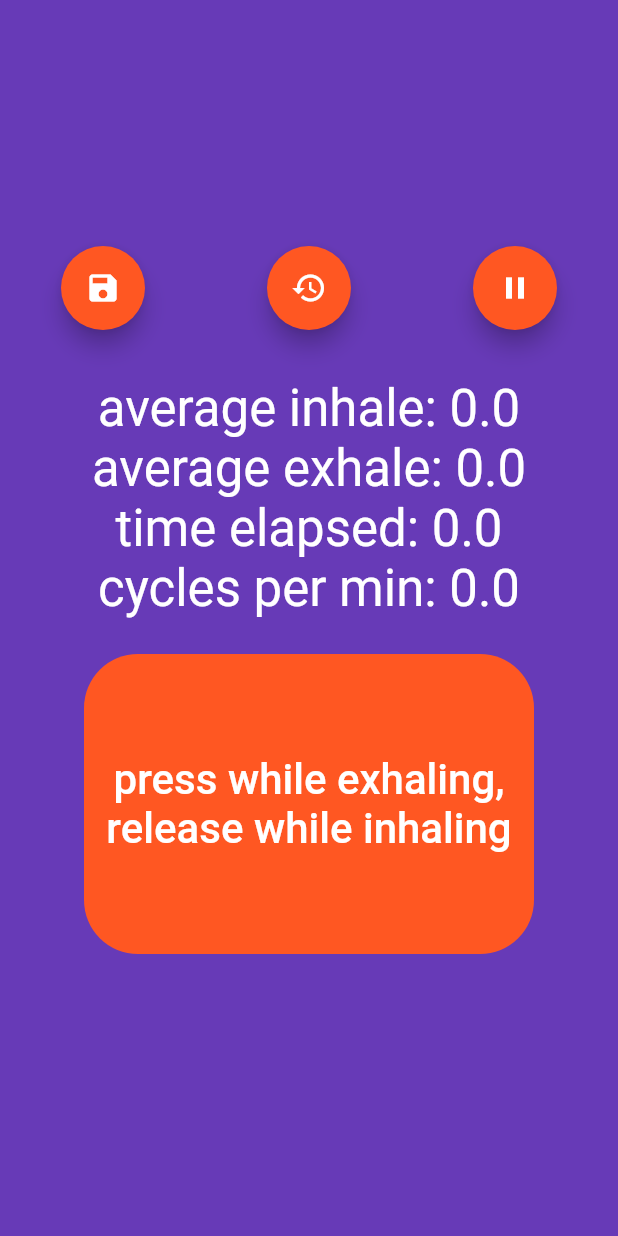
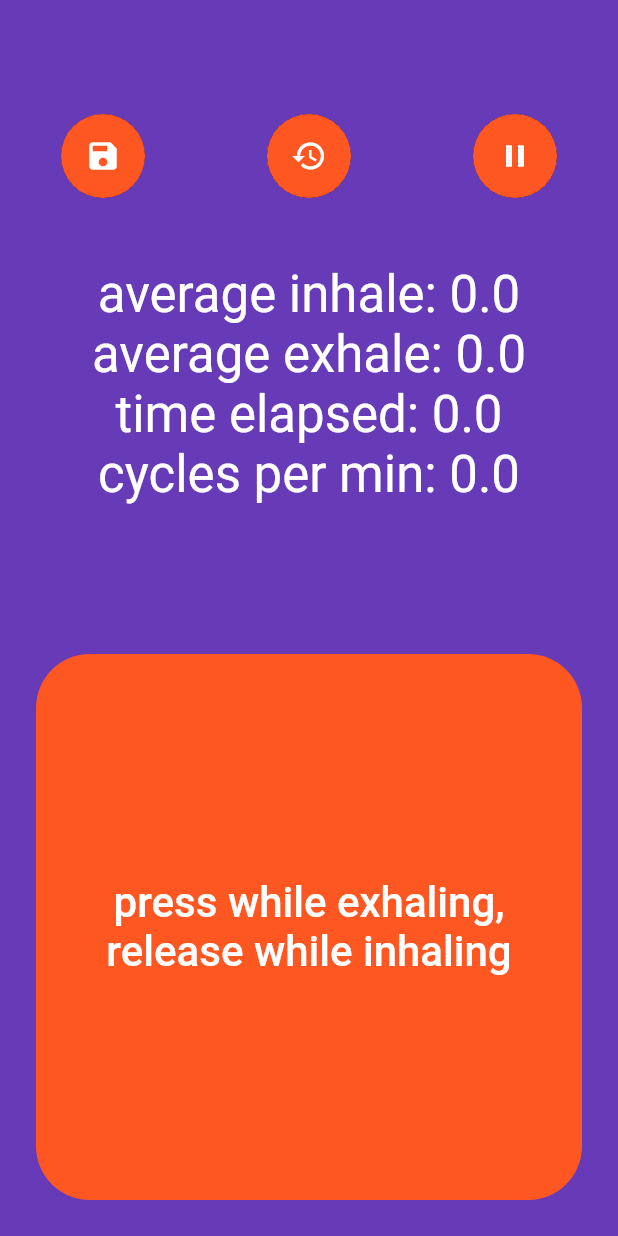
Before and after one commit to byronhallett/breather, a Flutter app: the screen it shows after launch, after a tap on the "save" icon, on a phone screen of 412 x 824 dp. Run offline on Flutter 3.47's test engine with Material 2 defaults, Android fonts, the phone set to English and light mode, and no system bars.

```diff
--- a/lib/main.dart
+++ b/lib/main.dart
@@ -1,7 +1,15 @@
 import 'package:flutter/material.dart';
+import 'package:flutter/services.dart';
 import 'dart:async';
+import 'vibration.dart';
 
-void main() => runApp(new MyApp());
+void main() {
+  SystemChrome
+      .setPreferredOrientations([DeviceOrientation.portraitUp]).then((_) {
+    SystemChrome.setEnabledSystemUIOverlays([]);
+    runApp(new MyApp());
+  });
+}
 
 class MyApp extends StatelessWidget {
   // This widget is the root of your application.
@@ -43,7 +51,8 @@ class MyHomePage extends StatefulWidget {
 class _MyHomePageState extends State<MyHomePage> {
   static const Duration timerPeriod =
       const Duration(milliseconds: 100); // 0.1 seconds
-  static const int fullTime = 1000 * 60 * 5; // 5 mins
+  // static const int fullTime = 1000 * 60 * 5; // 5 mins
+  static const int fullTime = 1000 * 3; // 3 seconds
 
   List<int> _inhaleDurations = [];
   List<int> _exhaleDurations = [];
@@ -58,7 +67,8 @@ class _MyHomePageState extends State<MyHomePage> {
       _latestDuration += timerPeriod.inMilliseconds;
     });
     if (_totalDuration >= fullTime) {
-      timer.cancel();
+      // The timer has finished
+      _endTimer();
     }
   }
 
@@ -76,10 +86,16 @@ class _MyHomePageState extends State<MyHomePage> {
     _timer = null;
   }
 
+  void _endTimer() {
+    _timer.cancel();
+    Vibration.vibrate();
+  }
+
   void _setBreathIn(TapUpDetails tap) {
     if (_totalDuration >= fullTime) {
       return;
     }
+    HapticFeedback.lightImpact();
     // if latest duration is non zero, add it to the exhales
     // if durations are zero, start both timers
     if (_inhaleDurations.length == _exhaleDurations.length &&
@@ -95,6 +111,7 @@ class _MyHomePageState extends State<MyHomePage> {
     if (_totalDuration >= fullTime) {
       return;
     }
+    HapticFeedback.lightImpact();
     // if the latest duration is non zero, add it to the inhales)
     if (_inhaleDurations.length + 1 == _exhaleDurations.length &&
         _latestDuration > 0)
@@ -117,9 +134,7 @@ class _MyHomePageState extends State<MyHomePage> {
     });
   }
 
-  void _saveState() {
-
-  }
+  void _saveState() {}
 
   int _sumFunc(int a, int b) {
     return a + b;
@@ -150,12 +165,10 @@ class _MyHomePageState extends State<MyHomePage> {
     // fast, so that you can just rebuild anything that needs updating rather
     // than having to individually change instances of widgets.
     return new Scaffold(
-      body: new Center(
-        // Center is a layout widget. It takes a single child and positions it
-        // in the middle of the parent.
-        child: new GestureDetector(
-          onTapDown: _setBreathOut,
-          onTapUp: _setBreathIn,
+      body: new Flex(
+        direction: Axis.vertical,
+        children: <Widget>[
+          new Expanded(
             child: new Column(
               mainAxisAlignment: MainAxisAlignment.center,
               children: <Widget>[
@@ -166,24 +179,27 @@ class _MyHomePageState extends State<MyHomePage> {
                       child: new FloatingActionButton(
                         onPressed: _saveState,
                         child: new Icon(Icons.save),
+                        elevation: -1.0,
                       ),
                     ),
                     new Expanded(
                       child: new FloatingActionButton(
                         onPressed: _resetState,
                         child: new Icon(Icons.restore),
+                        elevation: -1.0,
                       ),
                     ),
                     new Expanded(
                       child: new FloatingActionButton(
                         onPressed: _stopTimer,
                         child: new Icon(Icons.pause),
+                        elevation: -1.0,
                       ),
                     ),
                   ],
                 ),
                 new Padding(
-                padding: EdgeInsets.all(16.0),
+                  padding: EdgeInsets.all(22.0),
                 ),
                 new Text(
                   'average inhale: ${inhales.toStringAsFixed(1)}',
@@ -201,17 +217,24 @@ class _MyHomePageState extends State<MyHomePage> {
                   'cycles per min: ${cpm.toStringAsFixed(1)}',
                   style: Theme.of(context).textTheme.display1,
                 ),
-              new Container(
-                height: 200.0,
-                width: 300.0,
+              ],
+            ),
+          ),
+          new Expanded(
+            child: new GestureDetector(
+              onTapDown: _setBreathOut,
+              onTapUp: _setBreathIn,
+              child: new Container(
                 margin: EdgeInsets.all(24.0),
+                padding: EdgeInsets.all(16.0),
                 decoration: ShapeDecoration(
                   color: Colors.deepOrange,
                   shape: RoundedRectangleBorder(
                     borderRadius: BorderRadius.all(
                       Radius.circular(36.0),
                     ),
-                    )),
+                  ),
+                ),
                 child: new Center(
                   child: new Text(
                     '''press while exhaling, release while inhaling''',
@@ -220,9 +243,9 @@ class _MyHomePageState extends State<MyHomePage> {
                   ),
                 ),
               ),
-            ],
             ),
           ),
+        ],
       ),
     );
   }
--- /dev/null
+++ b/lib/vibration.dart
@@ -0,0 +1,17 @@
+import "package:flutter/services.dart";
+
+class Vibration {
+  Vibration._();
+  static void vibrate() {
+    vibrateRecursive(Duration(milliseconds: 100), 24);
+  }
+
+  static void vibrateRecursive(Duration delay, int times) {
+    if (times <= 0) {
+      return;
+    }
+    HapticFeedback.vibrate().timeout(delay).then((_) {
+      vibrateRecursive(delay, times - 1);
+    });
+  }
+}
```
Also changed, not shown: 10 other files. Lines whose indentation alone changed are shown as unchanged.
